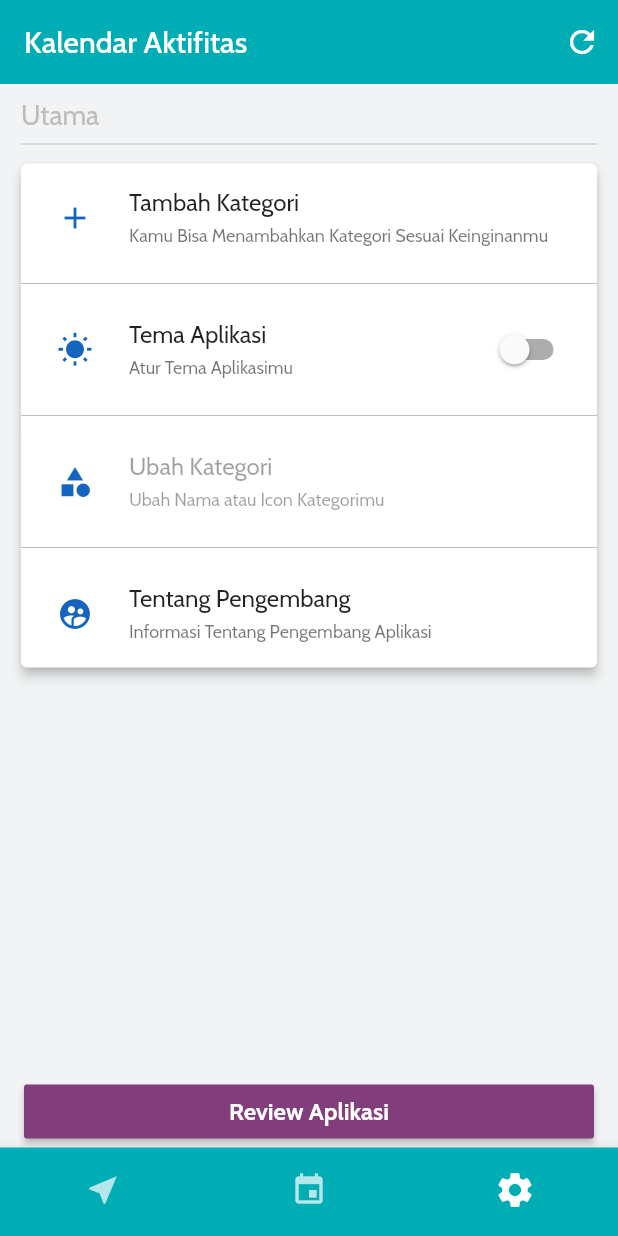
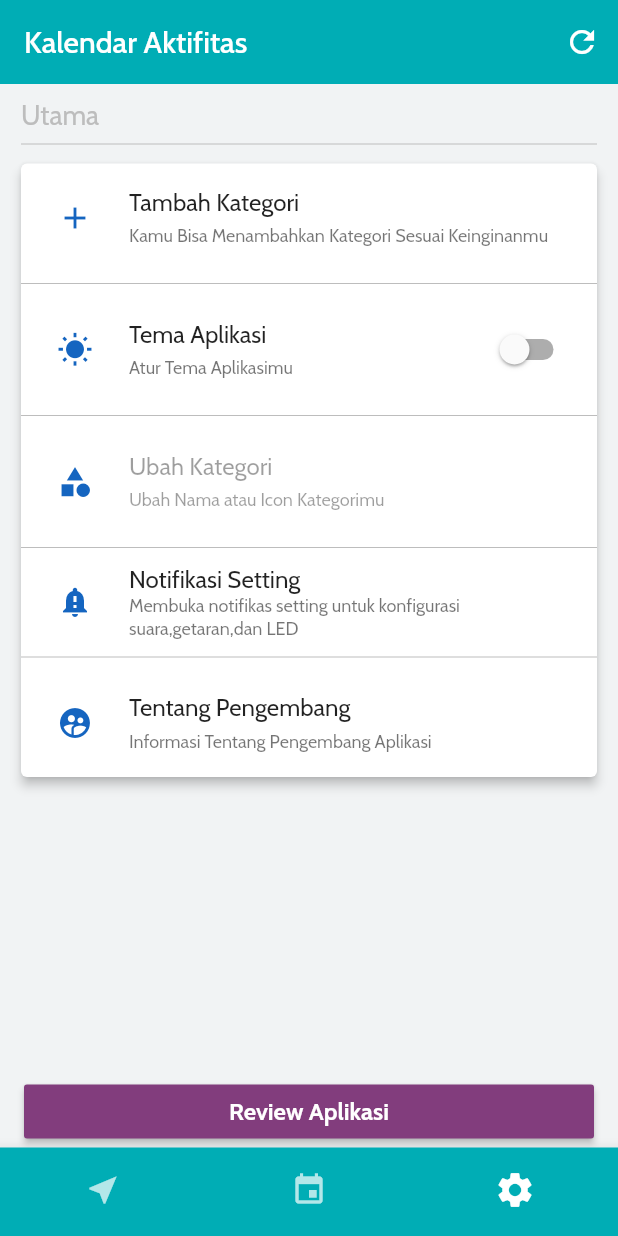
Before and after one commit to zgramming/A.S.A, a Flutter app: the screen it shows after launch, item 3 of the bottom bar chosen, on a phone screen of 412 x 824 dp. Run offline on Flutter 3.47's test engine with Material 2 defaults, Android fonts, the phone set to English and light mode, and no system bars; our stand-ins replace flutter_local_notifications, grouped_list, shared_preferences, sqflite, table_calendar; missing offline and left inert: flutter_iconpicker, get_version, launch_review, system_setting; accounts and stored records are empty; project files that could hold a hidden picture were left out.

Commit message:
Adding Feature Open Notification Settings

```diff
--- a/lib/src/function/show_schedule_notification.dart
+++ b/lib/src/function/show_schedule_notification.dart
@@ -40,9 +40,9 @@ class ShowNotificationSchedule {
 
       ///! Configurasi LED
       enableLights: true,
-      ledColor: Colors.blue,
-      ledOnMs: 1000,
-      ledOffMs: 500,
+      ledColor: Color.fromARGB(100, 150, 100, 0),
+      ledOnMs: 10000,
+      ledOffMs: 5000,
 
       //! For Config Vibrate
       vibrationPattern: vibrationPattern,
--- a/lib/src/ui/screens/settings_screen.dart
+++ b/lib/src/ui/screens/settings_screen.dart
@@ -1,6 +1,7 @@
 import 'package:flutter/material.dart';
 import 'package:provider/provider.dart';
 import 'package:launch_review/launch_review.dart';
+import 'package:system_setting/system_setting.dart';
 
 import '../../providers/category_provider.dart';
 import '../../providers/app_theme_provider.dart';
@@ -90,6 +91,16 @@ class SettingsScreen extends StatelessWidget {
                       ),
                       Divider(color: colorPallete.dividerDynamicColor(context)),
                       listTileSettings(
+                        icon: Icons.notification_important,
+                        title: "Notifikasi Setting",
+                        subtitle:
+                            "Membuka notifikas setting untuk konfigurasi suara,getaran,dan LED",
+                        context: context,
+                        onTap: () =>
+                            SystemSetting.goto(SettingTarget.NOTIFICATION),
+                      ),
+                      Divider(color: colorPallete.dividerDynamicColor(context)),
+                      listTileSettings(
                         icon: Icons.supervised_user_circle,
                         title: 'Tentang Pengembang',
                         subtitle: 'Informasi Tentang Pengembang Aplikasi',
--- a/pubspec.yaml
+++ b/pubspec.yaml
@@ -30,6 +30,7 @@ dependencies:
   launch_review: ^2.0.0
   get_version: ^0.2.1
   flutter_local_notifications: ^1.4.1
+  system_setting: ^0.1.3
 
   flutter_localizations:
     sdk: flutter
```
Also changed, not shown: pubspec.lock, 2 other files.
